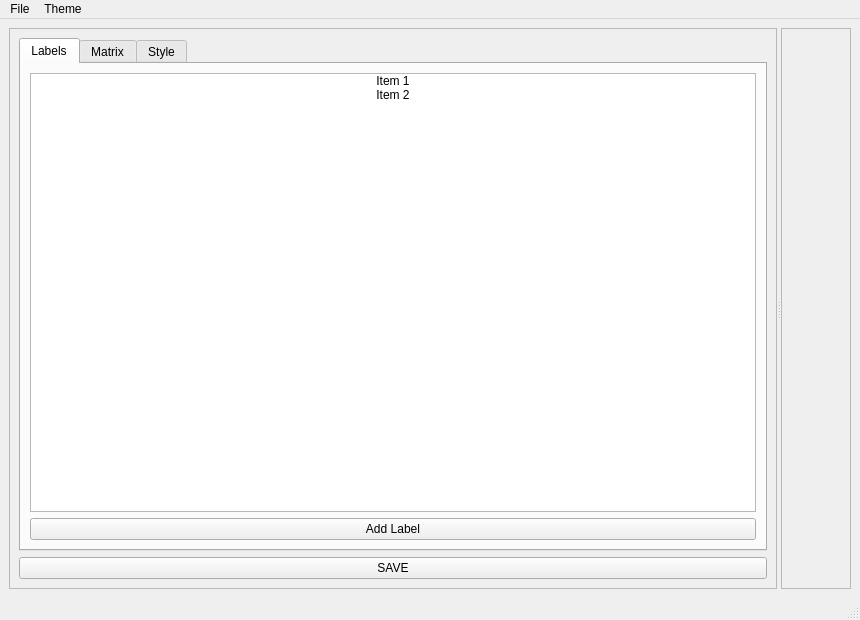
Qt form lib/ui/main.ui (SparkCoder/TriangleAdjacencyMatrix) before a commit.
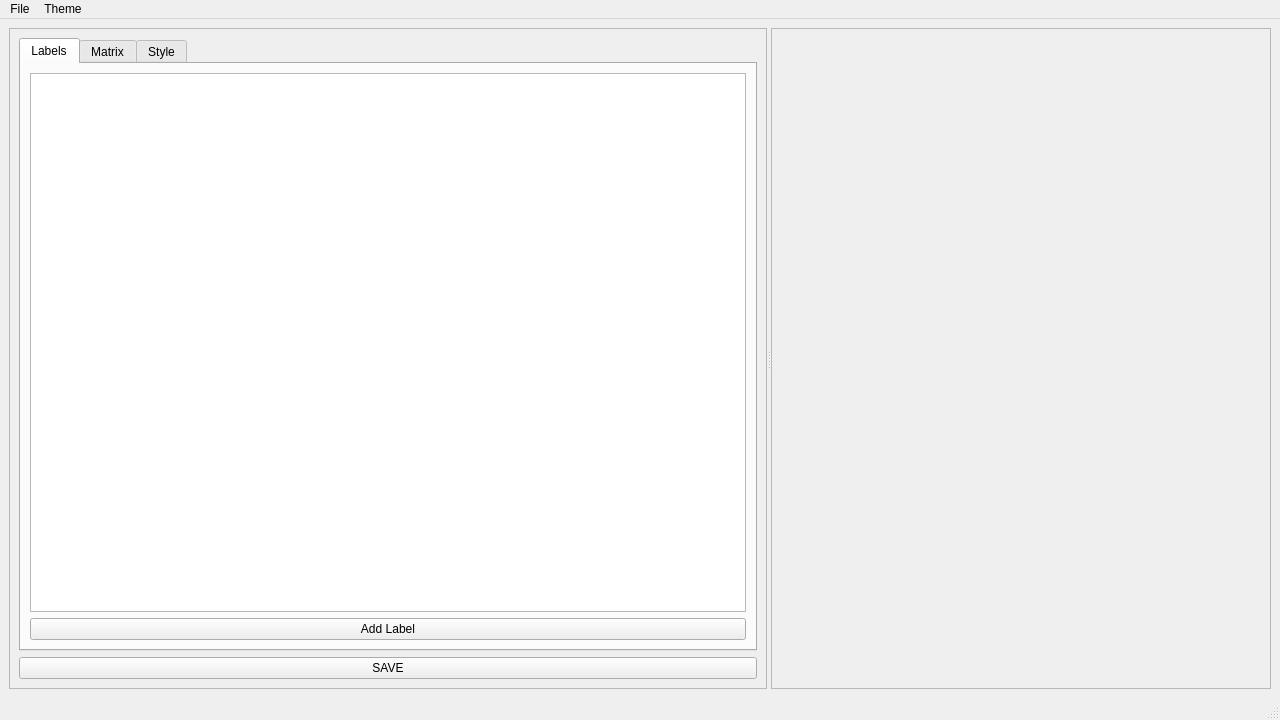
The same form after that commit. The open tabs and pages were chosen to show the change. Icons and pictures are not drawn.

Commit message: Added add label feature

The edit to the form file:
```diff
--- a/lib/ui/main.ui
+++ b/lib/ui/main.ui
@@ -6,8 +6,8 @@
    <rect>
     <x>0</x>
     <y>0</y>
-    <width>860</width>
-    <height>620</height>
+    <width>1280</width>
+    <height>720</height>
    </rect>
   </property>
   <property name="windowTitle">
@@ -63,33 +63,10 @@
            </attribute>
            <layout class="QVBoxLayout" name="verticalLayout_3">
             <item>
-             <widget class="QListWidget" name="listWidget">
-              <property name="styleSheet">
-               <string notr="true">font: 18pt &quot;Segoe UI&quot;;</string>
-              </property>
-              <item>
-               <property name="text">
-                <string>Item 1</string>
-               </property>
-               <property name="textAlignment">
-                <set>AlignCenter</set>
-               </property>
+             <widget class="QListWidget" name="labels"/>
               </item>
               <item>
-               <property name="text">
-                <string>Item 2</string>
-               </property>
-               <property name="textAlignment">
-                <set>AlignCenter</set>
-               </property>
-               <property name="flags">
-                <set>ItemIsSelectable|ItemIsEditable|ItemIsDragEnabled|ItemIsUserCheckable|ItemIsEnabled</set>
-               </property>
-              </item>
-             </widget>
-            </item>
-            <item>
-             <widget class="QPushButton" name="pushButton_2">
+             <widget class="QPushButton" name="addLabelBtn">
               <property name="text">
                <string>Add Label</string>
               </property>
@@ -316,6 +293,12 @@
          <verstretch>0</verstretch>
         </sizepolicy>
        </property>
+       <property name="minimumSize">
+        <size>
+         <width>500</width>
+         <height>0</height>
+        </size>
+       </property>
        <property name="widgetResizable">
         <bool>true</bool>
        </property>
@@ -324,8 +307,8 @@
          <rect>
           <x>0</x>
           <y>0</y>
-          <width>530</width>
-          <height>542</height>
+          <width>864</width>
+          <height>659</height>
          </rect>
         </property>
         <layout class="QVBoxLayout" name="verticalLayout_2">
@@ -351,7 +334,7 @@
     <rect>
      <x>0</x>
      <y>0</y>
-     <width>860</width>
+     <width>1280</width>
      <height>21</height>
     </rect>
    </property>
```
Left out of the diff: 29 changed lines with no effect on the pictures. Lines whose indentation alone changed are shown as unchanged. The commit also changes 1 other file.
